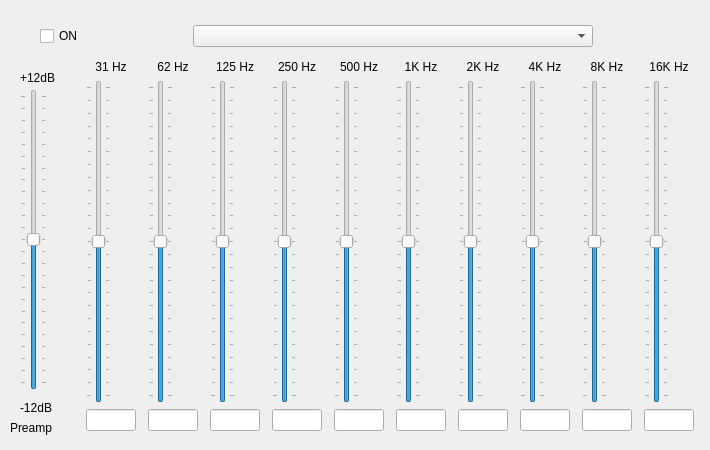
The window that src/xamp/widget/eqdialog.ui (billlin0904/xamp2) describes before a commit, drawn with Qt 5.
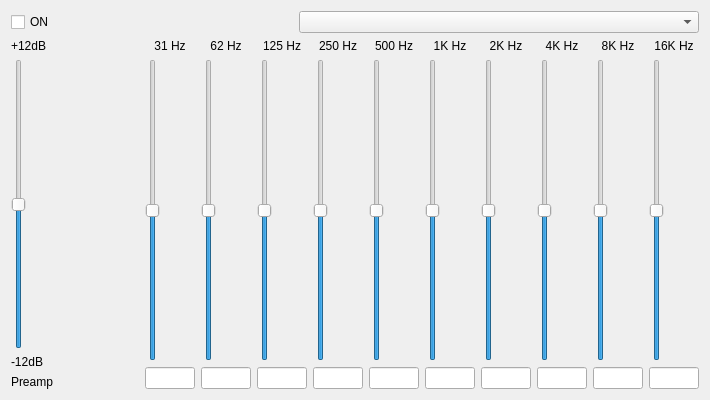
The same window after the commit.

What changed in the file:
```diff
--- a/src/xamp/widget/eqdialog.ui
+++ b/src/xamp/widget/eqdialog.ui
@@ -7,7 +7,7 @@
     <x>0</x>
     <y>0</y>
     <width>710</width>
-    <height>450</height>
+    <height>400</height>
    </rect>
   </property>
   <property name="sizePolicy">
@@ -19,91 +19,100 @@
   <property name="minimumSize">
    <size>
     <width>710</width>
-    <height>450</height>
+    <height>400</height>
    </size>
   </property>
   <property name="maximumSize">
    <size>
     <width>710</width>
-    <height>450</height>
+    <height>400</height>
    </size>
   </property>
   <property name="windowTitle">
    <string>EQ</string>
   </property>
-  <widget class="QSlider" name="verticalSlider_9">
-   <property name="geometry">
-    <rect>
-     <x>20</x>
-     <y>89</y>
-     <width>27</width>
-     <height>301</height>
-    </rect>
-   </property>
-   <property name="minimum">
-    <number>-12</number>
-   </property>
-   <property name="maximum">
-    <number>12</number>
-   </property>
+  <layout class="QVBoxLayout" name="verticalLayout_10">
+   <item>
+    <layout class="QHBoxLayout" name="horizontalLayout_2">
+     <item>
+      <widget class="QCheckBox" name="enableEQCheckBox">
+       <property name="text">
+        <string>ON</string>
+       </property>
+      </widget>
+     </item>
+     <item>
+      <spacer name="horizontalSpacer">
    <property name="orientation">
-    <enum>Qt::Vertical</enum>
-   </property>
-   <property name="tickPosition">
-    <enum>QSlider::TicksBothSides</enum>
-   </property>
-   <property name="tickInterval">
-    <number>1</number>
-   </property>
-  </widget>
+        <enum>Qt::Horizontal</enum>
+       </property>
+       <property name="sizeHint" stdset="0">
+        <size>
+         <width>40</width>
+         <height>20</height>
+        </size>
+       </property>
+      </spacer>
+     </item>
+     <item>
+      <widget class="QComboBox" name="presetsComboBox">
+       <property name="minimumSize">
+        <size>
+         <width>400</width>
+         <height>0</height>
+        </size>
+       </property>
+      </widget>
+     </item>
+    </layout>
+   </item>
+   <item>
+    <layout class="QHBoxLayout" name="horizontalLayout_3" stretch="0,1">
+     <item>
+      <layout class="QVBoxLayout" name="verticalLayout_9">
+       <item>
   <widget class="QLabel" name="label_9">
-   <property name="geometry">
-    <rect>
-     <x>20</x>
-     <y>70</y>
-     <width>58</width>
-     <height>16</height>
-    </rect>
-   </property>
    <property name="text">
     <string>+12dB</string>
    </property>
   </widget>
+       </item>
+       <item>
+        <widget class="QSlider" name="verticalSlider_9">
+         <property name="minimum">
+          <number>-1200</number>
+         </property>
+         <property name="maximum">
+          <number>1200</number>
+         </property>
+         <property name="orientation">
+          <enum>Qt::Vertical</enum>
+         </property>
+         <property name="tickPosition">
+          <enum>QSlider::NoTicks</enum>
+         </property>
+         <property name="tickInterval">
+          <number>1</number>
+         </property>
+        </widget>
+       </item>
+       <item>
   <widget class="QLabel" name="label_10">
-   <property name="geometry">
-    <rect>
-     <x>20</x>
-     <y>400</y>
-     <width>58</width>
-     <height>16</height>
-    </rect>
-   </property>
    <property name="text">
     <string>-12dB</string>
    </property>
   </widget>
+       </item>
+       <item>
   <widget class="QLabel" name="label_13">
-   <property name="geometry">
-    <rect>
-     <x>10</x>
-     <y>420</y>
-     <width>58</width>
-     <height>16</height>
-    </rect>
-   </property>
    <property name="text">
     <string>Preamp</string>
    </property>
   </widget>
-  <widget class="QWidget" name="layoutWidget">
-   <property name="geometry">
-    <rect>
-     <x>80</x>
-     <y>60</y>
-     <width>621</width>
-     <height>371</height>
-    </rect>
-   </property>
+       </item>
+      </layout>
+     </item>
+     <item>
    <layout class="QHBoxLayout" name="horizontalLayout">
     <item>
      <layout class="QVBoxLayout" name="verticalLayout">
@@ -120,16 +129,16 @@
       <item>
        <widget class="QSlider" name="band1Slider">
         <property name="minimum">
-         <number>-12</number>
+            <number>-1200</number>
         </property>
         <property name="maximum">
-         <number>12</number>
+            <number>1200</number>
         </property>
         <property name="orientation">
          <enum>Qt::Vertical</enum>
         </property>
         <property name="tickPosition">
-         <enum>QSlider::TicksBothSides</enum>
+            <enum>QSlider::NoTicks</enum>
         </property>
         <property name="tickInterval">
          <number>1</number>
@@ -178,16 +187,16 @@
       <item>
        <widget class="QSlider" name="band2Slider">
         <property name="minimum">
-         <number>-12</number>
+            <number>-1200</number>
         </property>
         <property name="maximum">
-         <number>12</number>
+            <number>1200</number>
         </property>
         <property name="orientation">
          <enum>Qt::Vertical</enum>
         </property>
         <property name="tickPosition">
-         <enum>QSlider::TicksBothSides</enum>
+            <enum>QSlider::NoTicks</enum>
         </property>
         <property name="tickInterval">
          <number>1</number>
@@ -236,16 +245,16 @@
       <item>
        <widget class="QSlider" name="band3Slider">
         <property name="minimum">
-         <number>-12</number>
+            <number>-1200</number>
         </property>
         <property name="maximum">
-         <number>12</number>
+            <number>1200</number>
         </property>
         <property name="orientation">
          <enum>Qt::Vertical</enum>
         </property>
         <property name="tickPosition">
-         <enum>QSlider::TicksBothSides</enum>
+            <enum>QSlider::NoTicks</enum>
         </property>
         <property name="tickInterval">
          <number>1</number>
@@ -294,16 +303,16 @@
       <item>
        <widget class="QSlider" name="band4Slider">
         <property name="minimum">
-         <number>-12</number>
+            <number>-1200</number>
         </property>
         <property name="maximum">
-         <number>12</number>
+            <number>1200</number>
         </property>
         <property name="orientation">
          <enum>Qt::Vertical</enum>
         </property>
         <property name="tickPosition">
-         <enum>QSlider::TicksBothSides</enum>
+            <enum>QSlider::NoTicks</enum>
         </property>
         <property name="tickInterval">
          <number>1</number>
@@ -352,16 +361,16 @@
       <item>
        <widget class="QSlider" name="band5Slider">
         <property name="minimum">
-         <number>-12</number>
+            <number>-1200</number>
         </property>
         <property name="maximum">
-         <number>12</number>
+            <number>1200</number>
         </property>
         <property name="orientation">
          <enum>Qt::Vertical</enum>
         </property>
         <property name="tickPosition">
-         <enum>QSlider::TicksBothSides</enum>
+            <enum>QSlider::NoTicks</enum>
         </property>
         <property name="tickInterval">
          <number>1</number>
@@ -407,16 +416,16 @@
       <item>
        <widget class="QSlider" name="band6Slider">
         <property name="minimum">
-         <number>-12</number>
+            <number>-1200</number>
         </property>
         <property name="maximum">
-         <number>12</number>
+            <number>1200</number>
         </property>
         <property name="orientation">
          <enum>Qt::Vertical</enum>
         </property>
         <property name="tickPosition">
-         <enum>QSlider::TicksBothSides</enum>
+            <enum>QSlider::NoTicks</enum>
         </property>
         <property name="tickInterval">
          <number>1</number>
@@ -465,16 +474,16 @@
       <item>
        <widget class="QSlider" name="band7Slider">
         <property name="minimum">
-         <number>-12</number>
+            <number>-1200</number>
         </property>
         <property name="maximum">
-         <number>12</number>
+            <number>1200</number>
         </property>
         <property name="orientation">
          <enum>Qt::Vertical</enum>
         </property>
         <property name="tickPosition">
-         <enum>QSlider::TicksBothSides</enum>
+            <enum>QSlider::NoTicks</enum>
         </property>
         <property name="tickInterval">
          <number>1</number>
@@ -523,16 +532,16 @@
       <item>
        <widget class="QSlider" name="band8Slider">
         <property name="minimum">
-         <number>-12</number>
+            <number>-1200</number>
         </property>
         <property name="maximum">
-         <number>12</number>
+            <number>1200</number>
         </property>
         <property name="orientation">
          <enum>Qt::Vertical</enum>
         </property>
         <property name="tickPosition">
-         <enum>QSlider::TicksBothSides</enum>
+            <enum>QSlider::NoTicks</enum>
         </property>
         <property name="tickInterval">
          <number>1</number>
@@ -581,16 +590,16 @@
       <item>
        <widget class="QSlider" name="band9Slider">
         <property name="minimum">
-         <number>-12</number>
+            <number>-1200</number>
         </property>
         <property name="maximum">
-         <number>12</number>
+            <number>1200</number>
         </property>
         <property name="orientation">
          <enum>Qt::Vertical</enum>
         </property>
         <property name="tickPosition">
-         <enum>QSlider::TicksBothSides</enum>
+            <enum>QSlider::NoTicks</enum>
         </property>
         <property name="tickInterval">
          <number>1</number>
@@ -639,16 +648,16 @@
       <item>
        <widget class="QSlider" name="band10Slider">
         <property name="minimum">
-         <number>-12</number>
+            <number>-1200</number>
         </property>
         <property name="maximum">
-         <number>12</number>
+            <number>1200</number>
         </property>
         <property name="orientation">
          <enum>Qt::Vertical</enum>
         </property>
         <property name="tickPosition">
-         <enum>QSlider::TicksBothSides</enum>
+            <enum>QSlider::NoTicks</enum>
         </property>
         <property name="tickInterval">
          <number>1</number>
@@ -683,49 +692,10 @@
      </layout>
     </item>
    </layout>
-  </widget>
-  <widget class="QWidget" name="layoutWidget">
-   <property name="geometry">
-    <rect>
-     <x>40</x>
-     <y>20</y>
-     <width>553</width>
-     <height>33</height>
-    </rect>
-   </property>
-   <layout class="QHBoxLayout" name="horizontalLayout_2">
-    <item>
-     <widget class="QCheckBox" name="enableEQCheckBox">
-      <property name="text">
-       <string>ON</string>
-      </property>
-     </widget>
-    </item>
-    <item>
-     <spacer name="horizontalSpacer">
-      <property name="orientation">
-       <enum>Qt::Horizontal</enum>
-      </property>
-      <property name="sizeHint" stdset="0">
-       <size>
-        <width>40</width>
-        <height>20</height>
-       </size>
-      </property>
-     </spacer>
-    </item>
-    <item>
-     <widget class="QComboBox" name="presetsComboBox">
-      <property name="minimumSize">
-       <size>
-        <width>400</width>
-        <height>0</height>
-       </size>
-      </property>
-     </widget>
-    </item>
-   </layout>
-  </widget>
+     </item>
+    </layout>
+   </item>
+  </layout>
  </widget>
  <resources/>
  <connections/>
```
Lines whose indentation alone changed are shown as unchanged.
